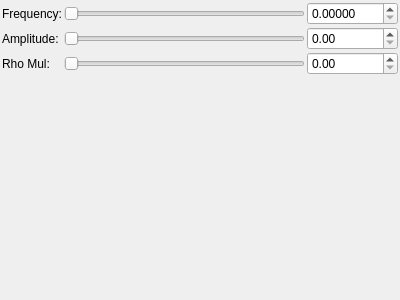
buddhi1980/mandelbulber2, file mandelbulber2/qt_data/fractal_platonic_solid.ui: the form before one commit.
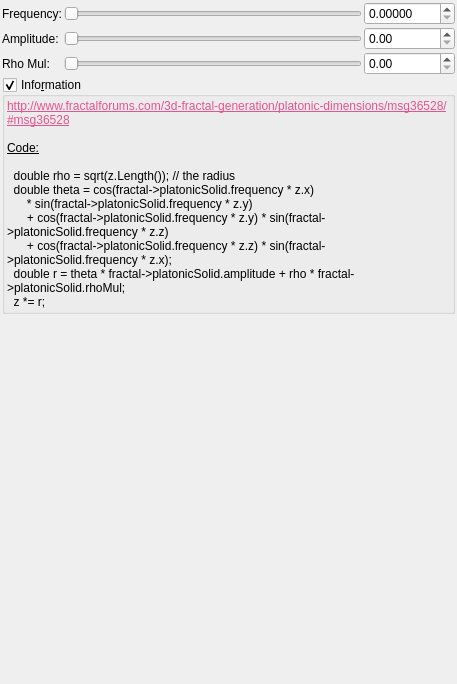
The form after the commit. Custom widgets are drawn as their Qt base class.

```diff
--- a/mandelbulber2/qt_data/fractal_platonic_solid.ui
+++ b/mandelbulber2/qt_data/fractal_platonic_solid.ui
@@ -6,8 +6,8 @@
    <rect>
     <x>0</x>
     <y>0</y>
-    <width>400</width>
-    <height>300</height>
+    <width>457</width>
+    <height>684</height>
    </rect>
   </property>
   <property name="windowTitle">
@@ -199,6 +199,66 @@
      </item>
     </layout>
    </item>
+   <item>
+    <widget class="MyGroupBox" name="groupCheck_info">
+     <property name="title">
+      <string>Info&amp;rmation</string>
+     </property>
+     <property name="flat">
+      <bool>false</bool>
+     </property>
+     <property name="checkable">
+      <bool>true</bool>
+     </property>
+     <layout class="QVBoxLayout" name="verticalLayout_2">
+      <property name="spacing">
+       <number>2</number>
+      </property>
+      <property name="leftMargin">
+       <number>2</number>
+      </property>
+      <property name="topMargin">
+       <number>2</number>
+      </property>
+      <property name="rightMargin">
+       <number>2</number>
+      </property>
+      <property name="bottomMargin">
+       <number>2</number>
+      </property>
+      <item>
+       <widget class="QLabel" name="label_4">
+        <property name="text">
+         <string>&lt;!DOCTYPE HTML PUBLIC &quot;-//W3C//DTD HTML 4.0//EN&quot; &quot;http://www.w3.org/TR/REC-html40/strict.dtd&quot;&gt;
+&lt;html&gt;&lt;head&gt;&lt;meta name=&quot;qrichtext&quot; content=&quot;1&quot; /&gt;&lt;style type=&quot;text/css&quot;&gt;
+p, li { white-space: pre-wrap; }
+&lt;/style&gt;&lt;/head&gt;&lt;body&gt;
+&lt;p style=&quot; margin-top:0px; margin-bottom:0px; margin-left:0px; margin-right:0px; -qt-block-indent:0; text-indent:0px;&quot;&gt;&lt;a href=&quot;http://www.fractalforums.com/3d-fractal-generation/platonic-dimensions/msg36528/#msg36528&quot;&gt;&lt;span style=&quot; text-decoration: underline; color:#e85290;&quot;&gt;http://www.fractalforums.com/3d-fractal-generation/platonic-dimensions/msg36528/#msg36528&lt;/span&gt;&lt;/a&gt;&lt;/p&gt;
+&lt;p style=&quot;-qt-paragraph-type:empty; margin-top:0px; margin-bottom:0px; margin-left:0px; margin-right:0px; -qt-block-indent:0; text-indent:0px;&quot;&gt;&lt;br /&gt;&lt;/p&gt;
+&lt;p style=&quot; margin-top:0px; margin-bottom:0px; margin-left:0px; margin-right:0px; -qt-block-indent:0; text-indent:0px;&quot;&gt;&lt;span style=&quot; text-decoration: underline;&quot;&gt;Code:&lt;/span&gt;&lt;/p&gt;
+&lt;p style=&quot;-qt-paragraph-type:empty; margin-top:0px; margin-bottom:0px; margin-left:0px; margin-right:0px; -qt-block-indent:0; text-indent:0px; text-decoration: underline;&quot;&gt;&lt;br /&gt;&lt;/p&gt;
+&lt;p style=&quot; margin-top:0px; margin-bottom:0px; margin-left:0px; margin-right:0px; -qt-block-indent:0; text-indent:0px;&quot;&gt;  double rho = sqrt(z.Length()); // the radius&lt;/p&gt;
+&lt;p style=&quot; margin-top:0px; margin-bottom:0px; margin-left:0px; margin-right:0px; -qt-block-indent:0; text-indent:0px;&quot;&gt;  double theta = cos(fractal-&amp;gt;platonicSolid.frequency * z.x)&lt;/p&gt;
+&lt;p style=&quot; margin-top:0px; margin-bottom:0px; margin-left:0px; margin-right:0px; -qt-block-indent:0; text-indent:0px;&quot;&gt;      * sin(fractal-&amp;gt;platonicSolid.frequency * z.y)&lt;/p&gt;
+&lt;p style=&quot; margin-top:0px; margin-bottom:0px; margin-left:0px; margin-right:0px; -qt-block-indent:0; text-indent:0px;&quot;&gt;      + cos(fractal-&amp;gt;platonicSolid.frequency * z.y) * sin(fractal-&amp;gt;platonicSolid.frequency * z.z)&lt;/p&gt;
+&lt;p style=&quot; margin-top:0px; margin-bottom:0px; margin-left:0px; margin-right:0px; -qt-block-indent:0; text-indent:0px;&quot;&gt;      + cos(fractal-&amp;gt;platonicSolid.frequency * z.z) * sin(fractal-&amp;gt;platonicSolid.frequency * z.x);&lt;/p&gt;
+&lt;p style=&quot; margin-top:0px; margin-bottom:0px; margin-left:0px; margin-right:0px; -qt-block-indent:0; text-indent:0px;&quot;&gt;  double r = theta * fractal-&amp;gt;platonicSolid.amplitude + rho * fractal-&amp;gt;platonicSolid.rhoMul;&lt;/p&gt;
+&lt;p style=&quot; margin-top:0px; margin-bottom:0px; margin-left:0px; margin-right:0px; -qt-block-indent:0; text-indent:0px;&quot;&gt;  z *= r;&lt;/p&gt;&lt;/body&gt;&lt;/html&gt;</string>
+        </property>
+        <property name="wordWrap">
+         <bool>true</bool>
+        </property>
+        <property name="openExternalLinks">
+         <bool>true</bool>
+        </property>
+        <property name="textInteractionFlags">
+         <set>Qt::LinksAccessibleByMouse|Qt::TextSelectableByMouse</set>
+        </property>
+       </widget>
+      </item>
+     </layout>
+    </widget>
+   </item>
    <item>
     <spacer name="verticalSpacer">
      <property name="orientation">
@@ -220,6 +280,12 @@
    <extends>QDoubleSpinBox</extends>
    <header>mydoublespinbox.h</header>
   </customwidget>
+  <customwidget>
+   <class>MyGroupBox</class>
+   <extends>QGroupBox</extends>
+   <header>mygroupbox.h</header>
+   <container>1</container>
+  </customwidget>
  </customwidgets>
  <resources/>
  <connections/>
```
Left out of the diff: 7 changed lines with no effect on the pictures.
